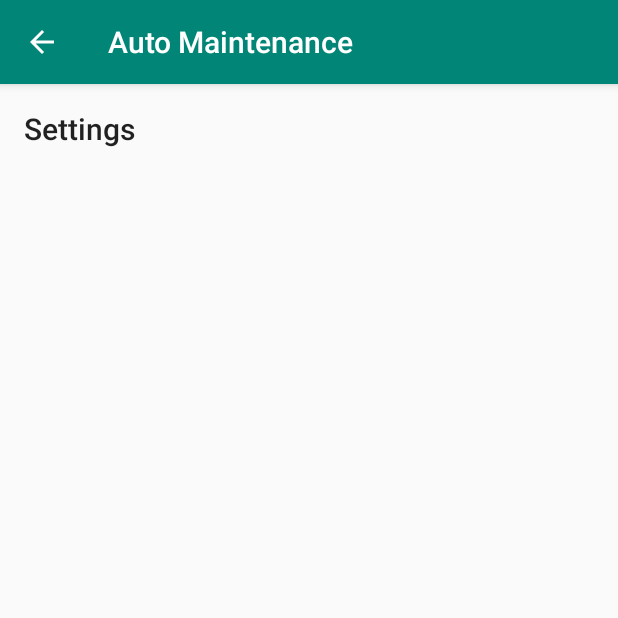
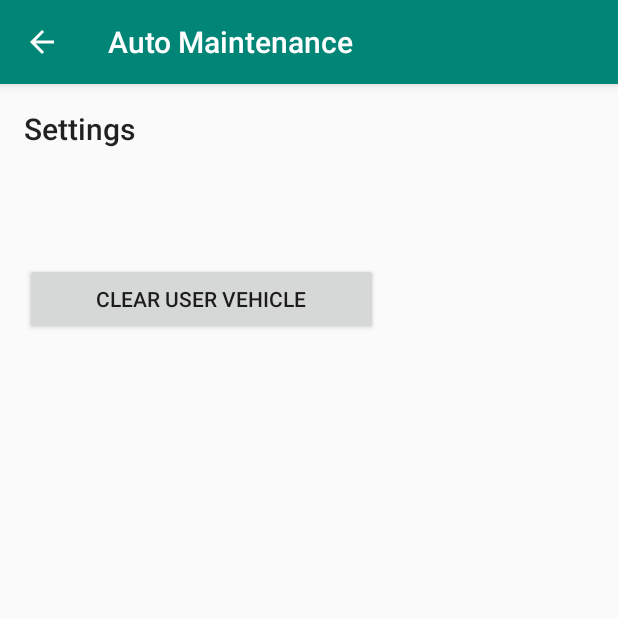
Before and after one commit to Blomquist-Ryan/Automaintenance, an Android app: the screen it shows after launch (Settings), after a tap on "SETTINGS", on a phone screen of 412 x 824 dp, the top half of it. Run offline under Robolectric (Android 15) with nearby library versions, the phone set to English and light mode, and no system bars.

Commit message:
Created a way to delete the saved vehicle in the settings activity.

```diff
--- a/app/src/main/AndroidManifest.xml
+++ b/app/src/main/AndroidManifest.xml
@@ -10,12 +10,15 @@
         android:supportsRtl="true"
         android:theme="@style/AppTheme">
         <activity
+            android:name=".About"
+            android:label="@string/title_activity_about"
+            android:theme="@style/AppTheme.NoActionBar"></activity>
+        <activity
             android:name=".Settings"
             android:parentActivityName=".MainActivity">
             <meta-data
                 android:name="android.support.PARENT_ACTIVITY"
                 android:value=".MainActivity" />
-
         </activity>
         <activity android:name=".NewVehicle" />
         <activity
--- a/app/src/main/java/com/example/automaintenance/MainActivity.java
+++ b/app/src/main/java/com/example/automaintenance/MainActivity.java
@@ -28,18 +28,21 @@ public class MainActivity extends AppCompatActivity {
     protected void onCreate(Bundle savedInstanceState) {
         super.onCreate(savedInstanceState);
         setContentView(R.layout.activity_main);
-        SharedPreferences prefs = PreferenceManager.getDefaultSharedPreferences(this);
-        prefs.edit().clear().commit(); //!!!Please leave this in for now.!!!
+
         flag = false;
         String nameOfVehicle = "";
-        userVehicle = load();
-        Button AddVehicle = findViewById(R.id.button);
+        userVehicle = load(); // Attempt to load a vehicle.
 
-        if (flag) {
+        Button AddVehicle = findViewById(R.id.button); //Create a button for addVehicle
+        Button optionsButton = findViewById(R.id.options); //Create a button for Options
+
+        if (flag) { // if (no vehicle found in savedPreferences)
             AddVehicle.setVisibility(View.VISIBLE); //SHOW the button
+            optionsButton.setEnabled(false);
         }
         else {
             nameOfVehicle = userVehicle.getVehicleName();
+            optionsButton.setEnabled(true);
         }
 
         final TextView vehicleTextView = findViewById(R.id.textView6);
--- a/app/src/main/java/com/example/automaintenance/NewVehicle.java
+++ b/app/src/main/java/com/example/automaintenance/NewVehicle.java
@@ -37,8 +37,6 @@ public class NewVehicle extends AppCompatActivity {
             SharedPreferences.Editor editor = prefs.edit();
             editor.putString("newVehicle", vehicle);
             editor.apply();
-
-            Log.d("After commit", "Saved successfully.");
 
             Intent intent = new Intent(this, MainActivity.class);
             startActivity(intent);
--- a/app/src/main/java/com/example/automaintenance/Vehicle.java
+++ b/app/src/main/java/com/example/automaintenance/Vehicle.java
@@ -10,7 +10,7 @@ public class Vehicle {
     private String vin;
 
     /**
-     * Creates sa vehicle with default values of blank values
+     * Creates a vehicle with default values of blank values
      */
     public Vehicle() {
         setMake("");
--- a/app/src/main/res/layout/activity_main.xml
+++ b/app/src/main/res/layout/activity_main.xml
@@ -7,7 +7,7 @@
     tools:context=".MainActivity">
 
     <Button
-        android:id="@+id/button2"
+        android:id="@+id/options"
         android:layout_width="wrap_content"
         android:layout_height="wrap_content"
         android:onClick="toOptionsPage"
@@ -30,7 +30,7 @@
         app:layout_constraintEnd_toEndOf="parent"
         app:layout_constraintHorizontal_bias="0.498"
         app:layout_constraintStart_toStartOf="parent"
-        app:layout_constraintTop_toBottomOf="@+id/button2" />
+        app:layout_constraintTop_toBottomOf="@+id/options" />
 
     <TextView
         android:id="@+id/textView6"
@@ -45,7 +45,7 @@
         android:gravity="center"
         android:text="Nothing to see"
         android:textAppearance="@style/TextAppearance.AppCompat.SearchResult.Title"
-        app:layout_constraintBottom_toTopOf="@+id/button2"
+        app:layout_constraintBottom_toTopOf="@+id/options"
         app:layout_constraintEnd_toEndOf="parent"
         app:layout_constraintStart_toStartOf="parent"
         app:layout_constraintTop_toTopOf="parent"
--- a/app/src/main/res/layout/activity_settings.xml
+++ b/app/src/main/res/layout/activity_settings.xml
@@ -17,4 +17,26 @@
         app:layout_constraintHorizontal_bias="0.086"
         app:layout_constraintStart_toStartOf="parent"
         app:layout_constraintTop_toTopOf="parent" />
+
+    <Button
+        android:id="@+id/button2"
+        android:layout_width="235dp"
+        android:layout_height="wrap_content"
+        android:layout_marginStart="16dp"
+        android:layout_marginLeft="16dp"
+        android:layout_marginTop="65dp"
+        android:layout_marginEnd="160dp"
+        android:layout_marginRight="160dp"
+        android:onClick="clearVehicle"
+        android:text="Clear User Vehicle"
+        app:layout_constraintEnd_toEndOf="parent"
+        app:layout_constraintStart_toStartOf="parent"
+        app:layout_constraintTop_toBottomOf="@+id/textView" />
+
+    <android.support.constraint.Guideline
+        android:id="@+id/guideline"
+        android:layout_width="wrap_content"
+        android:layout_height="wrap_content"
+        android:orientation="horizontal"
+        app:layout_constraintGuide_begin="93dp" />
 </android.support.constraint.ConstraintLayout>
--- a/app/src/main/res/values/strings.xml
+++ b/app/src/main/res/values/strings.xml
@@ -21,4 +21,5 @@
     </string-array>
 
     <string name="title_activity_settings">Settings</string>
+    <string name="title_activity_about">About</string>
 </resources>
```
Also changed, not shown: app/src/main/java/com/example/automaintenance/Settings.java (+21 -0 lines), app/src/main/java/com/example/automaintenance/VehicleOptions.java (deleted, +0 -18 lines).
